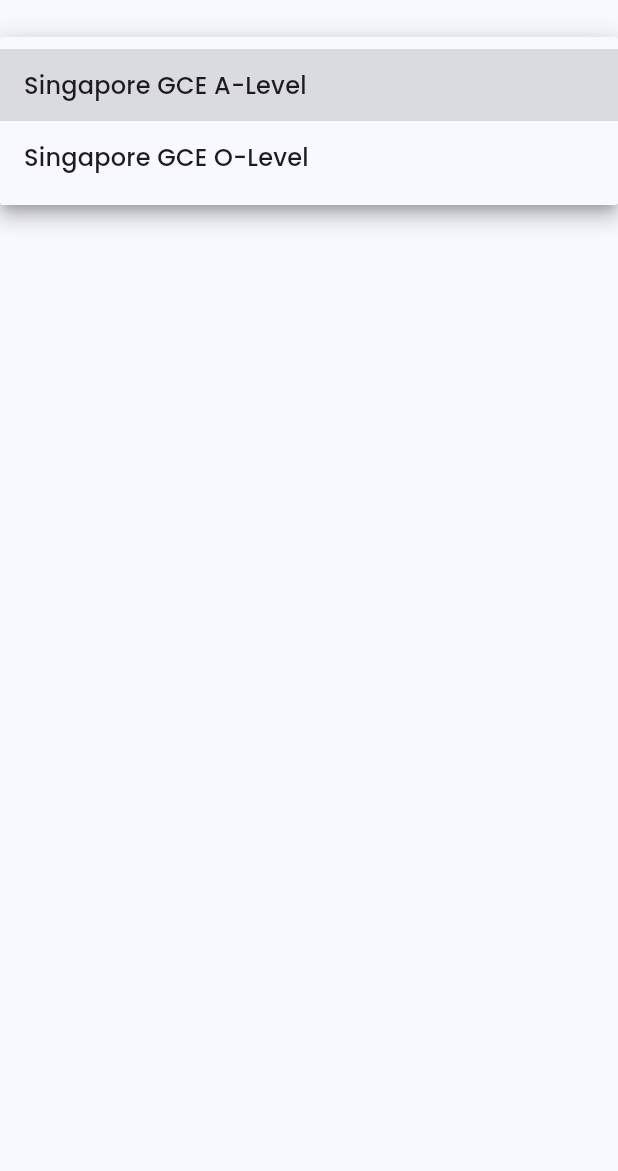
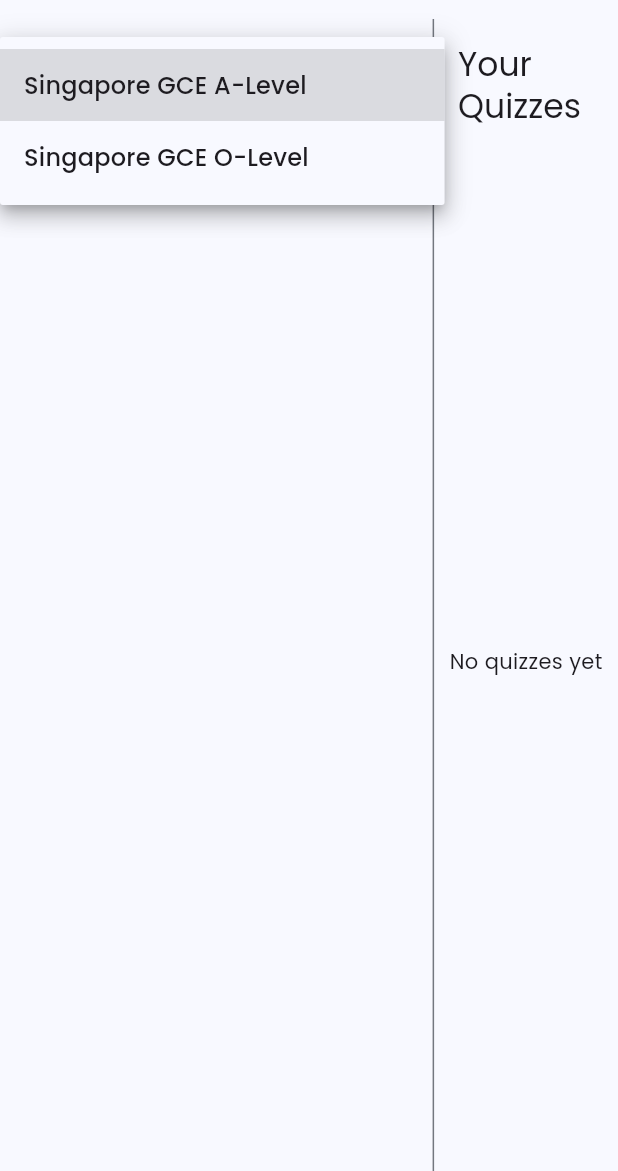
Before and after one commit to risheeboy/sgedu, a Flutter app: the screen it shows once a user with an empty profile is signed in, after a tap on "Syllabus", on a phone screen of 412 x 824 dp, the part 65-1236 px from its top. Run offline on Flutter 3.47's test engine with Material 3 defaults, Android fonts, the phone set to English and light mode, and no system bars; our stand-ins replace cloud_firestore, firebase_auth, firebase_core, flutter_markdown, google_fonts; missing offline and left inert: dart:html; accounts and stored records are empty; generated files the repository leaves out were written again.

```diff
--- a/lib/main.dart
+++ b/lib/main.dart
@@ -11,6 +11,9 @@ import 'firebase_options.dart';
 import 'services/user_service.dart';
 import 'models/question.dart';
 import 'screens/question_page.dart';
+import 'screens/quiz_screen.dart';
+import 'services/quiz_service.dart';
+import 'models/quiz.dart';
 
 Future<void> signInWithGoogle() async {
   final GoogleAuthProvider googleProvider = GoogleAuthProvider();
@@ -57,7 +60,21 @@ class MyApp extends StatelessWidget {
         useMaterial3: true,
         textTheme: GoogleFonts.poppinsTextTheme(),
       ),
-      home: Scaffold(
+      initialRoute: '/',
+      onGenerateRoute: (settings) {
+        // Handle quiz route with ID parameter
+        if (settings.name?.startsWith('/quiz/') ?? false) {
+          print('Quiz route: ${settings.name}');
+          final quizId = settings.name!.substring(6); // Remove '/quiz/' prefix
+          print('Quiz ID: $quizId');
+          return MaterialPageRoute(
+            builder: (context) => QuizScreen(quizId: quizId),
+          );
+        }
+
+        // Default route
+        return MaterialPageRoute(
+          builder: (context) => Scaffold(
             appBar: AppBar(
               title: const Text('Edu🦦Thingz'),
               actions: [
@@ -107,8 +124,102 @@ class MyApp extends StatelessWidget {
                 ),
               ],
             ),
-        body: const QuestionPage(),
+            body: Row(
+              children: [
+                // Main content area (Question Page) - takes 70% of the width
+                const Expanded(
+                  flex: 7,
+                  child: QuestionPage(),
                 ),
+                // Right sidebar with quizzes - takes 30% of the width
+                Expanded(
+                  flex: 3,
+                  child: Container(
+                    decoration: BoxDecoration(
+                      border: Border(
+                        left: BorderSide(
+                          color: Theme.of(context).dividerColor,
+                        ),
+                      ),
+                    ),
+                    child: Column(
+                      children: [
+                        Padding(
+                          padding: const EdgeInsets.all(16.0),
+                          child: Text(
+                            'Your Quizzes',
+                            style: Theme.of(context).textTheme.titleLarge,
+                          ),
+                        ),
+                        Expanded(
+                          child: StreamBuilder<User?>(
+                            stream: FirebaseAuth.instance.authStateChanges(),
+                            builder: (context, snapshot) {
+                              if (snapshot.connectionState == ConnectionState.active) {
+                                final user = snapshot.data;
+                                if (user != null) {
+                                  return StreamBuilder<List<Quiz>>(
+                                    stream: QuizService().getUserQuizzesStream(),
+                                    builder: (context, snapshot) {
+                                      if (snapshot.hasData) {
+                                        final quizzes = snapshot.data!;
+                                        if (quizzes.isEmpty) {
+                                          return const Center(
+                                            child: Text('No quizzes yet'),
+                                          );
+                                        }
+                                        return ListView.builder(
+                                          padding: const EdgeInsets.symmetric(horizontal: 8.0),
+                                          itemCount: quizzes.length,
+                                          itemBuilder: (context, index) {
+                                            final quiz = quizzes[index];
+                                            return Card(
+                                              margin: const EdgeInsets.only(bottom: 8.0),
+                                              child: ListTile(
+                                                title: Text(
+                                                  quiz.name,
+                                                  style: Theme.of(context).textTheme.bodyMedium,
+                                                ),
+                                                subtitle: Text(
+                                                  '${quiz.questionIds.length} questions',
+                                                  style: Theme.of(context).textTheme.bodySmall,
+                                                ),
+                                                onTap: () {
+                                                  Navigator.pushNamed(
+                                                    context,
+                                                    '/quiz/${quiz.id}',
+                                                  );
+                                                },
+                                              ),
+                                            );
+                                          },
+                                        );
+                                      }
+                                      return const Center(
+                                        child: CircularProgressIndicator(),
+                                      );
+                                    },
+                                  );
+                                }
+                                return const Center(
+                                  child: Text('Sign in to view your quizzes'),
+                                );
+                              }
+                              return const Center(
+                                child: CircularProgressIndicator(),
+                              );
+                            },
+                          ),
+                        ),
+                      ],
+                    ),
+                  ),
+                ),
+              ],
+            ),
+          ),
+        );
+      },
     );
   }
 }
```
Also changed, not shown: lib/screens/quiz_screen.dart (added, +181 -0 lines), 1 other file. Lines whose indentation alone changed are shown as unchanged.
